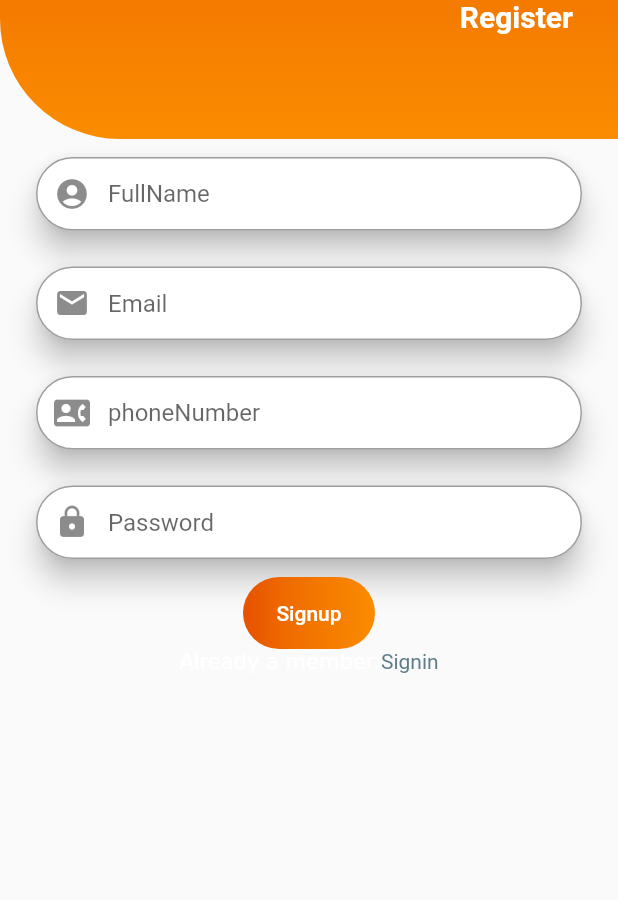
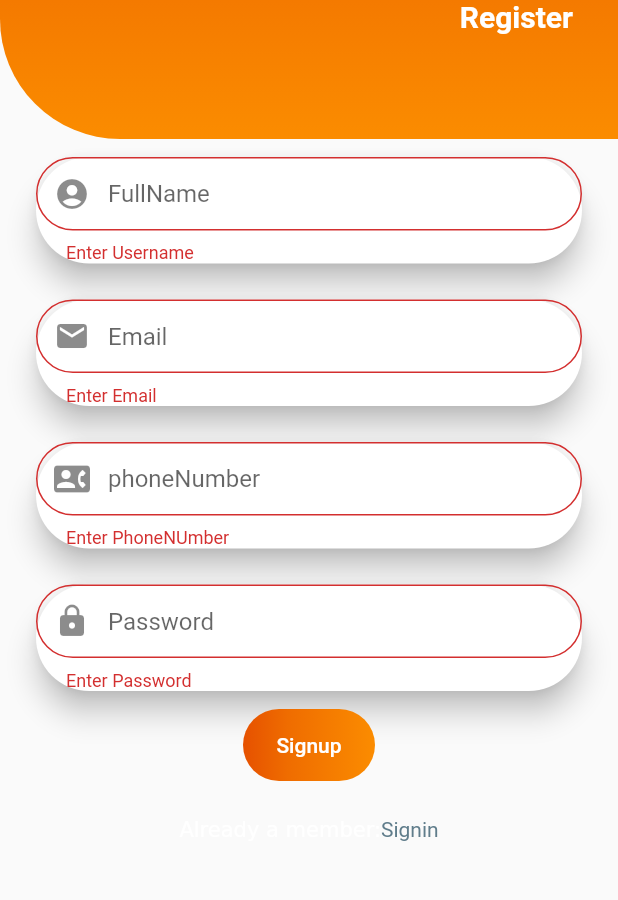
Before and after one commit to Kartik-Excellence/LogInForm, a Flutter app: the SignupScreen screen opened directly, after a tap on "Signup", on a phone screen of 412 x 824 dp, the part 227-1127 px from its top. Run offline on Flutter 3.47's test engine with Material 2 defaults, Android fonts, the phone set to English and light mode, and no system bars.

Commit message:
VAlidation complete

```diff
--- a/lib/signupscreen/signupscreen.dart
+++ b/lib/signupscreen/signupscreen.dart
@@ -27,15 +27,18 @@ class Signup extends StatelessWidget {
                 padding: EdgeInsets.only(right: 30),
                 child: Text(
                   'Register',
-                style:
-                    TextStyle(color: Colors.white,fontSize:20, fontWeight: FontWeight.bold),
+                  style: TextStyle(
+                      color: Colors.white,
+                      fontSize: 20,
+                      fontWeight: FontWeight.bold),
                 ),
-              alignment: Alignment.bottomRight
-            )
+                alignment: Alignment.bottomRight)
           ],
         ));
   }
 }
+
+final _formkey = GlobalKey<FormState>();
 
 class SignupScreen extends StatelessWidget {
   TextEditingController getUserName = new TextEditingController();
@@ -43,10 +46,10 @@ class SignupScreen extends StatelessWidget {
   TextEditingController getContact = new TextEditingController();
   TextEditingController getEmail = new TextEditingController();
   String setUsername, setPassword, setContact, setEmail;
-
+  ScrollController scrollController;
   @override
   Widget build(BuildContext context) {
-    final fullName = TextField(
+    final fullName = TextFormField(
       controller: getUserName,
       decoration: InputDecoration(
           contentPadding: EdgeInsets.fromLTRB(20.0, 15.0, 20.0, 15.0),
@@ -54,9 +57,16 @@ class SignupScreen extends StatelessWidget {
           hintText: "FullName",
           border:
               OutlineInputBorder(borderRadius: BorderRadius.circular(32.0))),
+      validator: (value) {
+        setUsername = getUserName.text;
+        if (value.isEmpty) {
+          return 'Enter Username';
+        }
+        return null;
+      },
     );
 
-    final emailField = TextField(
+    final emailField = TextFormField(
       controller: getEmail,
       obscureText: false,
       decoration: InputDecoration(
@@ -66,42 +76,90 @@ class SignupScreen extends StatelessWidget {
           hintText: "Email",
           border:
               OutlineInputBorder(borderRadius: BorderRadius.circular(32.0))),
+      validator: (value) {
+        setEmail = getEmail.text;
+        if (value.isEmpty) {
+          return 'Enter Email';
+        } else {
+          String mail = "@gmail.com";
+
+          if (setEmail.contains(mail)) {
+          } else {
+            return 'Enter Valid mail';
+          }
+        }
+        return null;
+      },
     );
 
-    final phoneNUmber = TextField(
+    final phoneNUmber = TextFormField(
         controller: getContact,
         decoration: InputDecoration(
             contentPadding: EdgeInsets.fromLTRB(20.0, 15.0, 20.0, 15.0),
             hintText: "phoneNumber",
-
             prefixIcon: Icon(Icons.contact_phone),
             border:
                 OutlineInputBorder(borderRadius: BorderRadius.circular(32.0))),
-    );
+        validator: (value) {
+          setContact = getContact.text;
+          if (value.isEmpty) {
+            return 'Enter PhoneNUmber';
+          } else {
+            Pattern phonePattern = r'^(?=.*?[0-9]).{10,}$';
+            RegExp phoneExp = new RegExp(phonePattern);
+            if (phoneExp.hasMatch(setContact)) {
+            } else {
+              return 'Enter Valid Contact';
+            }
+          }
+          return null;
+        });
 
-    final passwordField = TextField(
+    final passwordField = TextFormField(
       controller: getPassword,
-      obscureText: false,
+      obscureText: true,
       decoration: InputDecoration(
           contentPadding: EdgeInsets.fromLTRB(20.0, 15.0, 20.0, 15.0),
           hintText: "Password",
           prefixIcon: new Icon(Icons.lock),
           border:
               OutlineInputBorder(borderRadius: BorderRadius.circular(32.0))),
+      validator: (value) {
+        setPassword = getPassword.text;
+        if (value.isEmpty) {
+          return 'Enter Password';
+        } else {
+          Pattern passwordPattern =
+              r'^(?=.*?[A-Z])(?=.*?[a-z])(?=.*?[0-9])(?=.*?[!@#\$&*~]).{8,}$';
+          RegExp regExp = new RegExp(passwordPattern);
+          if (regExp.hasMatch(setPassword)) {
+          } else {
+            return 'Enter valid Password';
+          }
+        }
+        return null;
+      },
     );
 
     return Scaffold(
-      body: Column(
+      body: SingleChildScrollView(
+        child: Column(
           children: <Widget>[
             Signup(),
+            Form(
+                key: _formkey,
+                child: Column(
+                  //mainAxisAlignment:  MainAxisAlignment.start,
+                  children: <Widget>[
                     Container(
+
                       padding: EdgeInsets.symmetric(horizontal: 20, vertical: 8),
                       alignment: Alignment.centerRight,
                       child: Card(
                         shadowColor: Colors.black,
                         elevation: 8,
                         shape: StadiumBorder(),
-              child: fullName ,
+                        child: fullName,
                       ),
                     ),
                     Container(
@@ -111,7 +169,7 @@ class SignupScreen extends StatelessWidget {
                         shadowColor: Colors.black,
                         elevation: 8,
                         shape: StadiumBorder(),
-              child: emailField ,
+                        child: emailField,
                       ),
                     ),
                     Container(
@@ -121,7 +179,7 @@ class SignupScreen extends StatelessWidget {
                         shadowColor: Colors.black,
                         elevation: 8,
                         shape: StadiumBorder(),
-              child: phoneNUmber ,
+                        child: phoneNUmber,
                       ),
                     ),
                     Container(
@@ -134,6 +192,8 @@ class SignupScreen extends StatelessWidget {
                         child: passwordField,
                       ),
                     ),
+                  ],
+                )),
             Container(
               decoration: BoxDecoration(
                   borderRadius: BorderRadius.circular(45.0),
@@ -145,43 +205,44 @@ class SignupScreen extends StatelessWidget {
                         Colors.orange[800],
                         Colors.orange[700],
                         Colors.orange[600]
-                ])
-            ),
+                      ])),
               child: FlatButton(
                   child: Text('Signup'),
-             // color: Colors.orange,
                   textColor: Colors.white,
                   shape: RoundedRectangleBorder(
                     borderRadius: BorderRadius.circular(30),
                   ),
                   onPressed: () {
-                String mail = "@gmail";
-                setUsername = getUserName.text;
-                setEmail = getEmail.text;
-                setContact = getContact.text;
-                setPassword = getPassword.text;
-                if (setEmail.contains(mail)) {
-                  print('Username:'+setUsername +
-                  '\nE-Mail'+setEmail +
-                  '\nContact'+setContact +
-                  '\nPassword'+setPassword);
+                    if (_formkey.currentState.validate()) {
+                      //print('tapped');
+                      print(setEmail +
+                          '\n' +
+                          setUsername +
+                          '\n' +
+                          setContact +
+                          '\n' +
+                          setPassword);
                     } else
-                  print('Enter Valid Main Id');
-              },
+                      return null;
+                  }),
             ),
+            SizedBox(
+              height: 24,
             ),
-          RichText(text:
-          TextSpan(children: <TextSpan>[
+            RichText(
+                text: TextSpan(children: <TextSpan>[
               TextSpan(text: 'Already a member:'),
-            TextSpan(text: 'Signin',style: TextStyle(color: Colors.blueGrey),
-            recognizer: TapGestureRecognizer()..onTap=(){
+              TextSpan(
+                  text: 'Signin',
+                  style: TextStyle(color: Colors.blueGrey),
+                  recognizer: TapGestureRecognizer()
+                    ..onTap = () {
                       Navigator.push(context,
-                    MaterialPageRoute(builder: (context) => LoginScreen() ));
-            }
+                          MaterialPageRoute(builder: (context) => LoginScreen()));
+                    }),
+            ]))
+          ],
         ),
-          ])
-          )
-        ],
       ),
     );
   }
```
Also changed, not shown: lib/loginscreen /loginscreen.dart (+34 -9 lines). Lines whose indentation alone changed are shown as unchanged.
